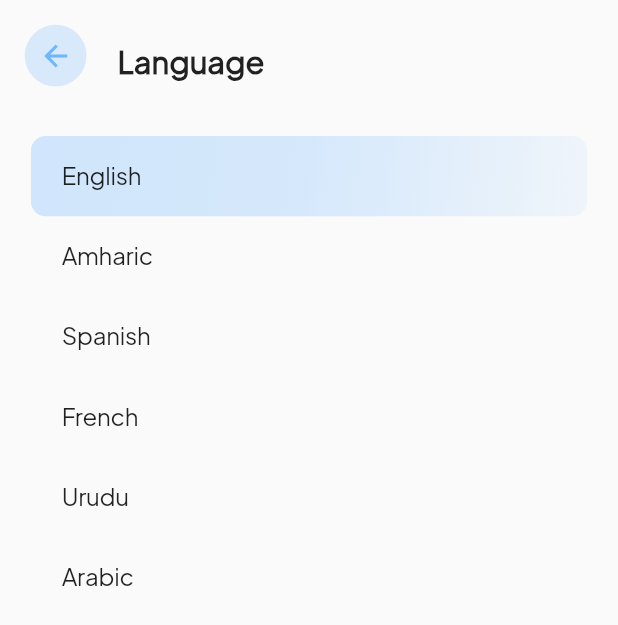
After one commit to Medical-Ai-Computing/Health_Pilot_Flutter_project, a Flutter app: the screen it shows after launch, on a phone screen of 412 x 824 dp. The commit adds this screen. Shown: the top 625 px of the screen. Run offline on Flutter 3.47's test engine with Material 2 defaults, Android fonts, the phone set to English and light mode, and no system bars; our stand-ins replace flutter_svg, intl_phone_field, line_icons.

Commit message:
LANGUAGE PAGE = DONE

```diff
--- a/healthpilot/lib/main.dart
+++ b/healthpilot/lib/main.dart
@@ -1,10 +1,7 @@
 import 'package:flutter/material.dart';
 import 'package:healthpilot/data/contants.dart';
-
-import 'package:healthpilot/screens/setup_personal_doctor/personal_information.dart'
-    as doctor;
-
-
+import 'package:healthpilot/screens/on_boarding_screens/language_translation.dart';
+import 'package:healthpilot/screens/on_boarding_screens/subscription_and_payment_screen.dart';
 
 void main() {
   runApp(const HealthPilotApp());
@@ -26,7 +23,7 @@ class HealthPilotApp extends StatelessWidget {
       // home: const PersonalInformation(),
       // home: const SetupPersonalDoctor(),
       // home: const HomePageScreen(),
-      home: const doctor.PersonalInformation(),
+      home: const LanguageTranslation(),
     );
   }
 }
--- /dev/null
+++ b/healthpilot/lib/screens/on_boarding_screens/language_translation.dart
@@ -0,0 +1,168 @@
+import 'package:flutter/material.dart';
+
+class LanguageTranslation extends StatefulWidget {
+  const LanguageTranslation({super.key});
+
+  @override
+  State<LanguageTranslation> createState() => _LanguageTranslationState();
+}
+
+class _LanguageTranslationState extends State<LanguageTranslation> {
+  List<String> languages = [
+    "English",
+    "Amharic",
+    "Spanish",
+    "French",
+    "Urudu",
+    "Arabic"
+  ];
+  int selectedButtonIndex = 0;
+
+  @override
+  Widget build(BuildContext context) {
+    return Scaffold(
+      body: SafeArea(
+        child: LayoutBuilder(
+          builder: ((context, constraints) {
+            final size = constraints.biggest;
+            final screenWidth = size.width;
+            final screenHeight = size.height;
+
+            return SingleChildScrollView(
+              child: Column(
+                children: [
+                  Row(
+                    children: [
+                      Padding(
+                        padding: EdgeInsets.fromLTRB(
+                          screenWidth * 0.04,
+                          screenHeight * 0.02,
+                          0,
+                          0,
+                        ),
+                        child: Container(
+                          width: screenWidth * 0.1,
+                          height: screenWidth * 0.1,
+                          decoration: BoxDecoration(
+                            color: const Color.fromRGBO(110, 182, 255, 0.25),
+                            borderRadius:
+                                BorderRadius.circular(screenWidth * 0.05),
+                          ),
+                          child: IconButton(
+                            onPressed: () {
+                              Navigator.of(context).pop();
+                            },
+                            icon: const Icon(Icons.arrow_back),
+                            color: const Color.fromRGBO(110, 182, 255, 1),
+                            iconSize: screenWidth * 0.055,
+                          ),
+                        ),
+                      ),
+                      Padding(
+                        padding: EdgeInsets.fromLTRB(
+                          screenWidth * 0.05,
+                          screenHeight * 0.03,
+                          0,
+                          0,
+                        ),
+                        child: Text(
+                          "Language",
+                          style: TextStyle(
+                            fontSize: screenWidth * 0.05,
+                            fontWeight: FontWeight.w600,
+                            fontFamily: "PlusJakartaSans",
+                          ),
+                        ),
+                      ),
+                    ],
+                  ),
+                  Padding(
+                    padding: EdgeInsets.symmetric(
+                        vertical: screenHeight * 0.04,
+                        horizontal: screenWidth * 0.05),
+                    child: Column(
+                      children: languages.asMap().entries.map((entry) {
+                        final index = entry.key;
+                        final language = entry.value;
+                        return LangButton(
+                          index: index,
+                          screenWidth: screenWidth,
+                          screenHeight: screenHeight,
+                          language: language,
+                          isSelected: selectedButtonIndex == index,
+                          onPressed: () {
+                            setState(() {
+                              selectedButtonIndex = index;
+                            });
+                          },
+                        );
+                      }).toList(),
+                    ),
+                  ),
+                ],
+              ),
+            );
+          }),
+        ),
+      ),
+    );
+  }
+}
+
+class LangButton extends StatelessWidget {
+  final int index;
+  final double screenWidth;
+  final double screenHeight;
+  final String language;
+  final bool isSelected;
+  final VoidCallback onPressed;
+
+  const LangButton({
+    required this.index,
+    required this.screenWidth,
+    required this.screenHeight,
+    required this.language,
+    required this.isSelected,
+    required this.onPressed,
+  });
+
+  @override
+  Widget build(BuildContext context) {
+    return GestureDetector(
+      onTap: onPressed,
+      child: Container(
+        width: screenWidth * 0.9,
+        height: screenWidth * 0.13,
+        decoration: BoxDecoration(
+          gradient: isSelected
+              ? const LinearGradient(
+                  colors: [
+                    Color.fromRGBO(110, 182, 255, 0.3),
+                    Color.fromRGBO(110, 182, 255, 0.26),
+                    Color.fromRGBO(110, 182, 255, 0.08),
+                  ],
+                  begin: Alignment.topLeft,
+                  end: Alignment.bottomRight,
+                )
+              : null,
+          borderRadius: BorderRadius.circular(10),
+        ),
+        child: Padding(
+          padding: EdgeInsets.symmetric(
+              horizontal: screenWidth * 0.05, vertical: screenHeight * 0.02),
+          child: Text(
+            language,
+            textAlign: TextAlign.left,
+            style: const TextStyle(
+              fontFamily: 'PlusJakartaSans',
+              fontSize: 16.0,
+              fontWeight: FontWeight.w500,
+              height: 1.25,
+              letterSpacing: -0.165,
+            ),
+          ),
+        ),
+      ),
+    );
+  }
+}
--- a/healthpilot/lib/screens/on_boarding_screens/personal_information_screen.dart
+++ b/healthpilot/lib/screens/on_boarding_screens/personal_information_screen.dart
@@ -23,8 +23,6 @@ import 'package:flutter_svg/flutter_svg.dart';
 import 'package:healthpilot/screens/on_boarding_screens/subscription_and_payment_screen.dart';
 import 'package:intl_phone_field/intl_phone_field.dart';
 import 'package:line_icons/line_icons.dart';
-import '../setup_personal_doctor/personal_information.dart' as doctor;
-import '../setup_emergency_contact/personal_information.dart' as emergency;
 
 class PersonalInformationScreen extends StatefulWidget {
   const PersonalInformationScreen({Key? key}) : super(key: key);
@@ -172,7 +170,7 @@ class _PersonalInformationScreenState extends State<PersonalInformationScreen> {
                       Padding(
                         padding: EdgeInsets.only(
                           top: screenHeight * 0.04,
-                          left: screenWidth * 0.2,
+                          left: screenWidth * 0.17,
                         ),
                         child: SizedBox(
                           width: screenWidth * 0.04,
@@ -278,9 +276,9 @@ class _PersonalInformationScreenState extends State<PersonalInformationScreen> {
                     icon: null,
                     buttontxt: "Start setup",
                     subscription: () {
-                      Navigator.of(context).push(MaterialPageRoute(
-                          builder: (context) =>
-                              const emergency.PersonalInformation()));
+                      // Navigator.of(context).push(MaterialPageRoute(
+                      //     builder: (context) =>
+                      //         // const emergency.PersonalInformation()));
                     },
                   ),
                   SubscriptionCard(
@@ -299,7 +297,7 @@ class _PersonalInformationScreenState extends State<PersonalInformationScreen> {
                       _isPersonalDoctorSubscribed == true
                           ? Navigator.of(context).push(MaterialPageRoute(
                               builder: (context) =>
-                                  const doctor.PersonalInformation()))
+                                  const PersonalInformationScreen()))
                           : setState(() {
                               _isPersonalDoctorSubscribed =
                                   !_isPersonalDoctorSubscribed;
--- a/healthpilot/lib/screens/on_boarding_screens/signup_and_login_screen.dart
+++ b/healthpilot/lib/screens/on_boarding_screens/signup_and_login_screen.dart
@@ -60,7 +60,7 @@ class _SignupAndLoginScreenState extends State<SignupAndLoginScreen> {
                     ),
                     Padding(
                       padding: EdgeInsets.only(
-                          top: screenHeight * 0.013, left: screenWidth * 0.03),
+                          top: screenHeight * 0.013, left: screenWidth * 0.025),
                       child: SvgPicture.asset('assets/images/Vector.svg'),
                     ),
                   ],
@@ -354,7 +354,7 @@ class ConfirmEmailScreen extends StatelessWidget {
                     Padding(
                       padding: EdgeInsets.only(
                         top: screenHeight * 0.04,
-                        left: screenWidth * 0.37,
+                        left: screenWidth * 0.32,
                       ),
                       child: SizedBox(
                         width: screenWidth * 0.04,
@@ -512,7 +512,7 @@ class ForgotPasswordScreen extends StatelessWidget {
                     Padding(
                       padding: EdgeInsets.only(
                         top: screenHeight * 0.04,
-                        left: screenWidth * 0.28,
+                        left: screenWidth * 0.24,
                       ),
                       child: SizedBox(
                         width: screenWidth * 0.04,
@@ -667,7 +667,7 @@ class ForgotPasswordCheckEmail extends StatelessWidget {
                       Padding(
                         padding: EdgeInsets.only(
                           top: screenHeight * 0.04,
-                          left: screenWidth * 0.37,
+                          left: screenWidth * 0.32,
                         ),
                         child: SizedBox(
                           width: screenWidth * 0.04,
--- a/healthpilot/lib/screens/on_boarding_screens/subscription_and_payment_screen.dart
+++ b/healthpilot/lib/screens/on_boarding_screens/subscription_and_payment_screen.dart
@@ -476,7 +476,7 @@ class PaymentReviewScreen extends StatelessWidget {
                     Padding(
                       padding: EdgeInsets.only(
                         top: screenHeight * 0.04,
-                        left: screenWidth * 0.37,
+                        left: screenWidth * 0.32,
                       ),
                       child: SizedBox(
                         width: screenWidth * 0.04,
```
Also changed, not shown: healthpilot/pubspec.lock.
